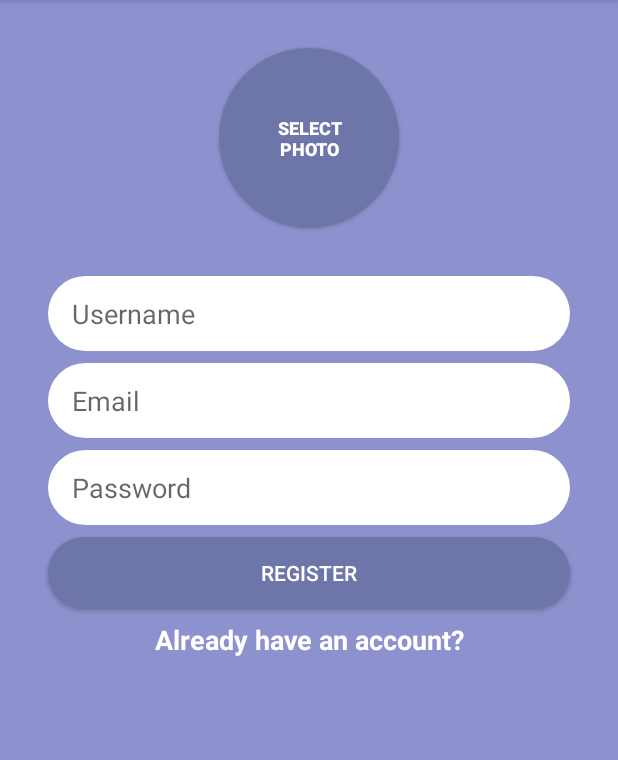
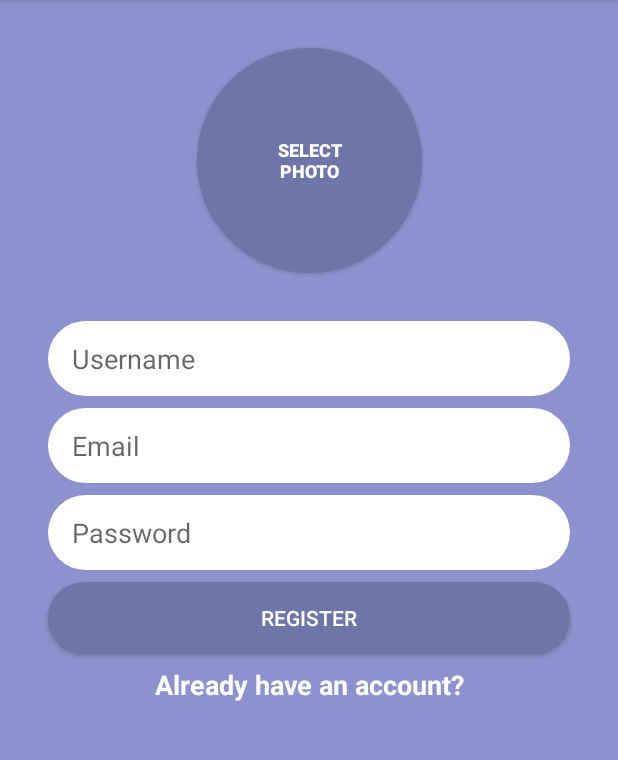
Before and after one commit to sayuree/android-simple-messenger, an Android app: the screen it shows after launch (MainActivity before the commit, RegisterActivity after it), on a phone screen of 412 x 824 dp, the part 84-844 px from its top. Run offline under Robolectric (Android 15) with nearby library versions, the phone set to English and light mode, and no system bars; our stand-ins replace Firebase (no records; nobody signed in at launch, a user with empty details on screens opened directly).

Commit message:
Add choosing photo using Intents

```diff
--- a/app/src/main/AndroidManifest.xml
+++ b/app/src/main/AndroidManifest.xml
@@ -9,7 +9,7 @@
         android:roundIcon="@mipmap/ic_launcher_round"
         android:supportsRtl="true"
         android:theme="@style/AppTheme">
-        <activity android:name=".MainActivity">
+        <activity android:name=".RegisterActivity">
             <intent-filter>
                 <action android:name="android.intent.action.MAIN" />
 
--- a/app/src/main/java/kz/company/messenger/MainActivity.kt
+++ b/app/src/main/java/kz/company/messenger/RegisterActivity.kt
@@ -10,7 +10,7 @@ import com.google.firebase.auth.ktx.auth
 import com.google.firebase.ktx.Firebase
 import kotlinx.android.synthetic.main.activity_main.*
 
-class MainActivity : AppCompatActivity() {
+class RegisterActivity : AppCompatActivity() {
     private lateinit var auth:FirebaseAuth
     override fun onCreate(savedInstanceState: Bundle?) {
         super.onCreate(savedInstanceState)
@@ -24,6 +24,13 @@ class MainActivity : AppCompatActivity() {
 
         register_button_register.setOnClickListener{
             register_users()
+        }
+
+        photoframe_button_register.setOnClickListener {
+            Log.d("MainActivity","Trying to select photo")
+            val intent = Intent(Intent.ACTION_PICK)
+            intent.type = "image/*"
+            startActivityForResult(intent, 0)
         }
     }
 
--- a/app/src/main/res/drawable/round_select_photo.xml
+++ b/app/src/main/res/drawable/round_select_photo.xml
@@ -1,6 +1,6 @@
 <?xml version="1.0" encoding="utf-8"?>
 <shape xmlns:android="http://schemas.android.com/apk/res/android">
 <!--    <size android:height="90dp" android:width="90dp"/>-->
-    <corners android:radius="60dp"/>
+    <corners android:radius="75dp"/>
     <solid android:color="@color/rhytm"/>
 </shape>
--- a/app/src/main/res/layout/activity_main.xml
+++ b/app/src/main/res/layout/activity_main.xml
@@ -5,12 +5,12 @@
     android:layout_width="match_parent"
     android:layout_height="match_parent"
     android:background="@color/blueBell"
-    tools:context=".MainActivity">
+    tools:context=".RegisterActivity">
 
     <Button
         android:id="@+id/photoframe_button_register"
-        android:layout_width="120dp"
-        android:layout_height="120dp"
+        android:layout_width="150dp"
+        android:layout_height="150dp"
         android:background="@drawable/round_select_photo"
         app:layout_constraintTop_toTopOf="parent"
         app:layout_constraintLeft_toLeftOf="parent"
```
